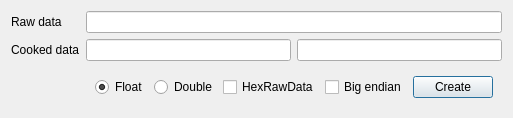
Old version of the form src/assistants/numberassistant/src/SAKToolFloatAssistant.ui in the repository x-tools-author/x-tools.
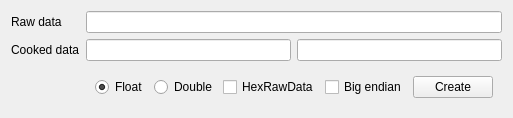
New version of the form.

```diff
--- a/src/assistants/numberassistant/src/SAKToolFloatAssistant.ui
+++ b/src/assistants/numberassistant/src/SAKToolFloatAssistant.ui
@@ -1,7 +1,7 @@
 <?xml version="1.0" encoding="UTF-8"?>
 <ui version="4.0">
- <class>SAKToolFloatAssistant</class>
- <widget class="QDialog" name="SAKToolFloatAssistant">
+ <class>SAKNumberAssistant</class>
+ <widget class="QWidget" name="SAKNumberAssistant">
   <property name="geometry">
    <rect>
     <x>0</x>
```
Left out of the diff: 62 changed lines with no effect on the pictures.
